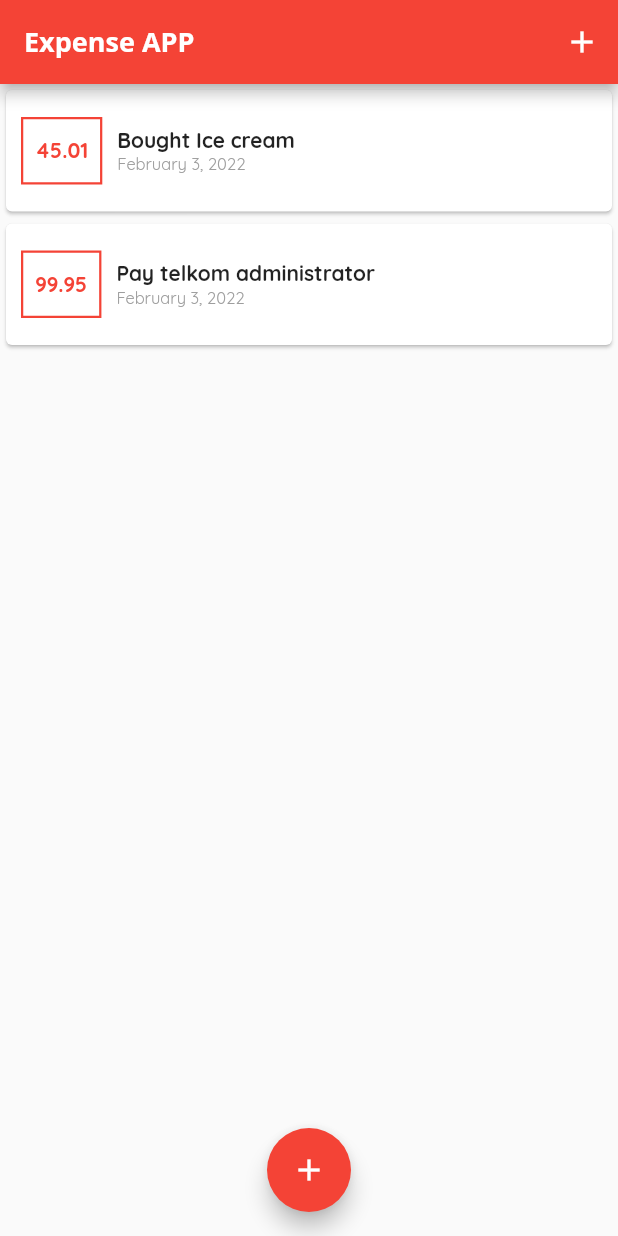
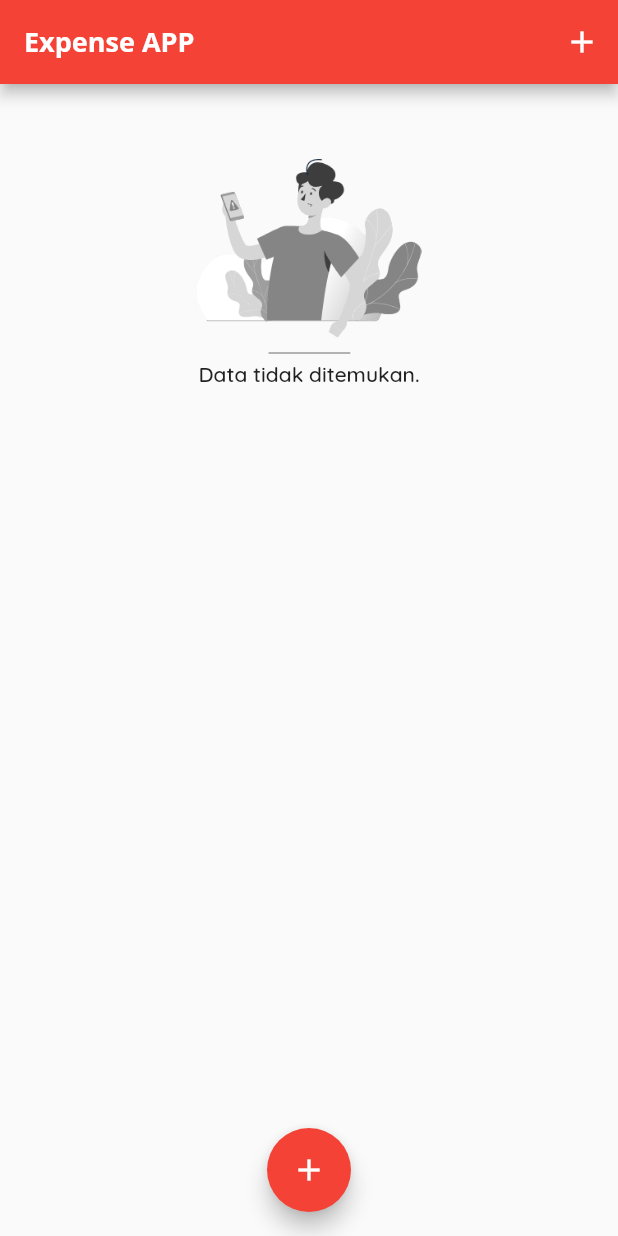
Before and after one commit to zinct/flutter-expense, a Flutter app: the screen it shows after launch, on a phone screen of 412 x 824 dp. Run offline on Flutter 3.47's test engine with Material 2 defaults, Android fonts, the phone set to English and light mode, and no system bars.

```diff
--- a/lib/main.dart
+++ b/lib/main.dart
@@ -1,6 +1,7 @@
 import 'package:expense/model/transaction.dart';
 import 'package:expense/transaction/transaction_form.dart';
 import 'package:expense/transaction/transaction_list.dart';
+import 'package:expense/widgets/not_found.dart';
 import 'package:flutter/material.dart';
 import 'package:expense/transaction/transaction_container.dart';
 
@@ -13,13 +14,13 @@ class App extends StatefulWidget {
 
 class _AppState extends State<App> {
   final List<Transaction> transactions = [
-    Transaction(
-        id: 1, name: 'Bought Ice cream', amount: 45.01, date: DateTime.now()),
-    Transaction(
-        id: 2,
-        name: 'Pay telkom administrator',
-        amount: 99.95,
-        date: DateTime.now()),
+    // Transaction(
+    //     id: 1, name: 'Bought Ice cream', amount: 45.01, date: DateTime.now()),
+    // Transaction(
+    //     id: 2,
+    //     name: 'Pay telkom administrator',
+    //     amount: 99.95,
+    //     date: DateTime.now()),
     // Transaction(
     //     id: 2,
     //     name: 'Pay telkom administrator',
--- a/lib/transaction/transaction_list.dart
+++ b/lib/transaction/transaction_list.dart
@@ -1,5 +1,6 @@
 import 'package:expense/model/transaction.dart';
 import 'package:expense/transaction/transaction_item.dart';
+import 'package:expense/widgets/not_found.dart';
 import 'package:flutter/material.dart';
 
 class TransactionList extends StatelessWidget {
@@ -11,10 +12,15 @@ class TransactionList extends StatelessWidget {
   Widget build(BuildContext context) {
     return Container(
       height: 355,
-      child: ListView.builder(
-        itemCount: transactions.length,
-        itemBuilder: (context, index) => TransactionItem(transactions[index]),
-      ),
+      child: transactions.isNotEmpty
+          ? ListView.builder(
+              itemCount: transactions.length,
+              itemBuilder: (context, index) =>
+                  TransactionItem(transactions[index]),
+            )
+          : NotFound(
+              margin: EdgeInsets.only(top: 50),
+            ),
     );
   }
 }
--- /dev/null
+++ b/lib/widgets/not_found.dart
@@ -0,0 +1,33 @@
+import 'package:flutter/material.dart';
+
+class NotFound extends StatelessWidget {
+  final EdgeInsets margin;
+  NotFound({Key? key, this.margin = const EdgeInsets.all(0)}) : super(key: key);
+
+  @override
+  Widget build(BuildContext context) {
+    return Container(
+      margin: margin,
+      width: double.infinity,
+      child: Column(
+        crossAxisAlignment: CrossAxisAlignment.center,
+        children: [
+          Container(
+            width: 150,
+            child: Image.asset(
+              'assets/images/not_found.png',
+              fit: BoxFit.cover,
+            ),
+          ),
+          SizedBox(
+            height: 5,
+          ),
+          Text(
+            'Data tidak ditemukan.',
+            style: Theme.of(context).textTheme.bodyText1,
+          )
+        ],
+      ),
+    );
+  }
+}
--- a/pubspec.yaml
+++ b/pubspec.yaml
@@ -57,9 +57,8 @@ flutter:
   uses-material-design: true
 
   # To add assets to your application, add an assets section, like this:
-  # assets:
-  #   - images/a_dot_burr.jpeg
-  #   - images/a_dot_ham.jpeg
+  assets:
+    - assets/images/
 
   # An image asset can refer to one or more resolution-specific "variants", see
   # https://flutter.dev/assets-and-images/#resolution-aware.
```
Also changed, not shown: assets/images/not_found.png (added).
